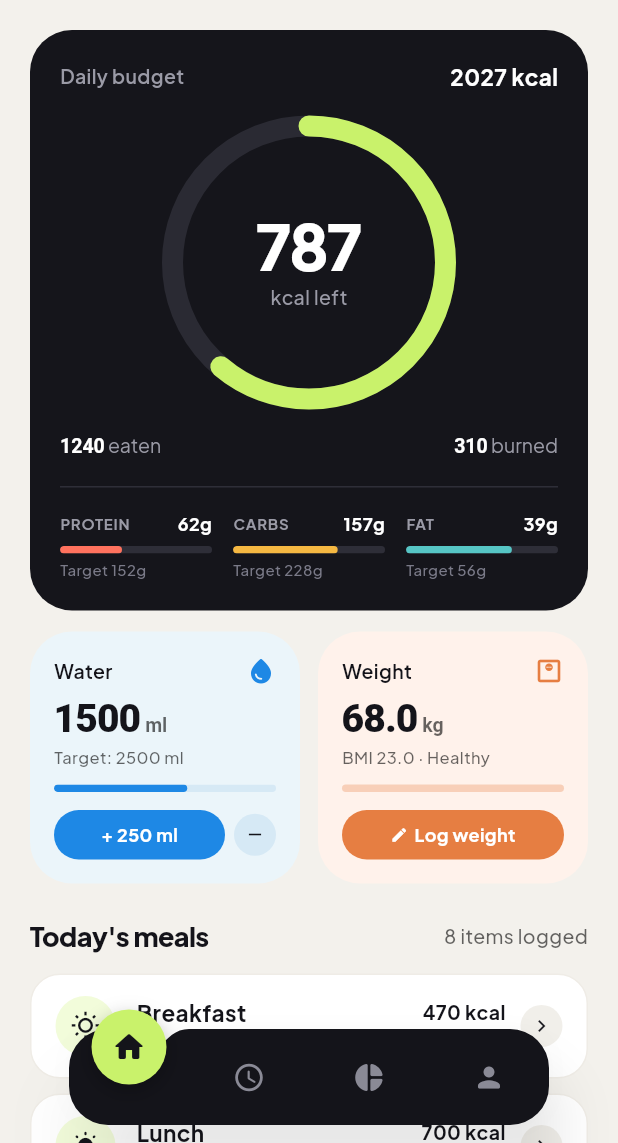
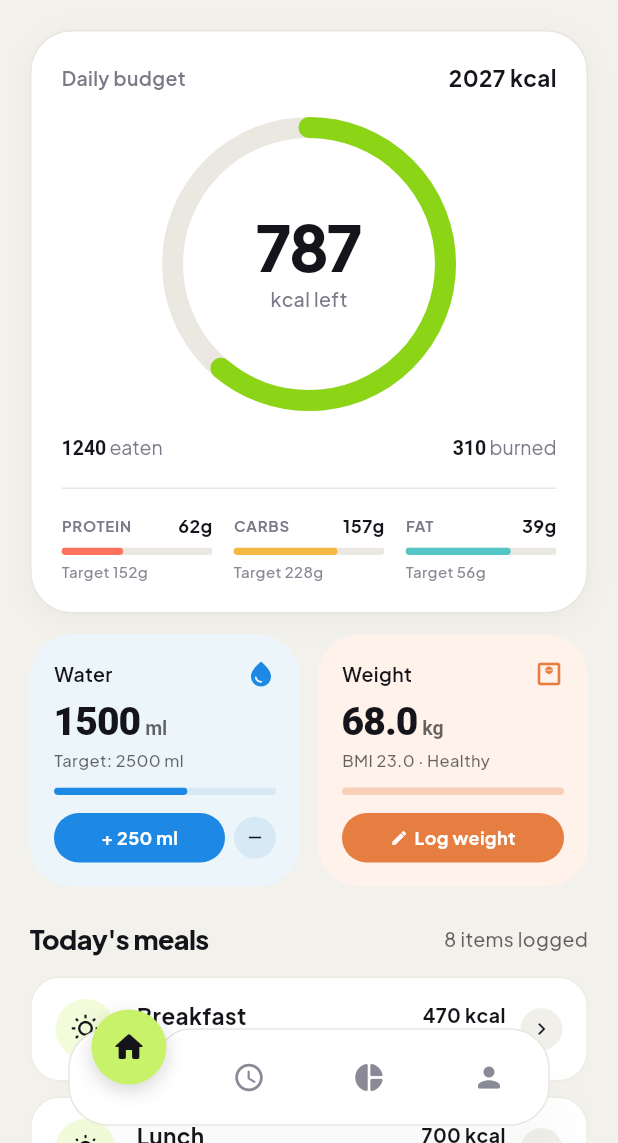
Before and after one commit to shaddhow/Caloriq, a Flutter app: the MainScreen screen opened directly, after a tap on "+ 250 ml", on a phone screen of 412 x 824 dp, the part 93-1236 px from its top. Run offline on Flutter 3.47's test engine with Material 3 defaults, Android fonts, the phone set to English and light mode, and no system bars; our stand-ins replace firebase_auth, firebase_core, fl_chart, google_fonts, shared_preferences; accounts and stored records are empty.

Commit message:
style(theme): implement true minimalist light mode for hero card and floating nav bar

```diff
--- a/lib/screens/home_screen.dart
+++ b/lib/screens/home_screen.dart
@@ -100,35 +100,47 @@ class HomeScreen extends StatelessWidget {
               ),
               const SizedBox(height: 20),
 
-              // 2. DARK HERO CARD (Calorie Ring + 3 Macro Progress Bars)
+              // 2. HERO CARD (Calorie Ring + 3 Macro Progress Bars)
               Container(
                 width: double.infinity,
                 padding: const EdgeInsets.all(20),
                 decoration: BoxDecoration(
-                  color: isDark
-                      ? const Color(0xFF26262F)
-                      : const Color(0xFF15151B),
+                  color: isDark ? const Color(0xFF26262F) : Colors.white,
                   borderRadius: AppTheme.cardsBorderRadius,
+                  border: isDark
+                      ? null
+                      : Border.all(color: const Color(0xFFE9E6DF), width: 1),
+                  boxShadow: isDark
+                      ? null
+                      : [
+                          BoxShadow(
+                            color: Colors.black.withValues(alpha: 0.04),
+                            blurRadius: 16,
+                            offset: const Offset(0, 4),
+                          ),
+                        ],
                 ),
                 child: Column(
                   children: [
                     Row(
                       mainAxisAlignment: MainAxisAlignment.spaceBetween,
                       children: [
-                        const Text(
+                        Text(
                           'Daily budget',
                           style: TextStyle(
                             fontSize: 13,
                             fontWeight: FontWeight.w600,
-                            color: Color(0xFF9A9AA6),
+                            color: isDark
+                                ? const Color(0xFF9A9AA6)
+                                : const Color(0xFF7A7A88),
                           ),
                         ),
                         Text(
                           '$budget kcal',
-                          style: const TextStyle(
+                          style: TextStyle(
                             fontSize: 15,
                             fontWeight: FontWeight.w700,
-                            color: Colors.white,
+                            color: isDark ? Colors.white : AppTheme.ink,
                           ),
                         ),
                       ],
@@ -140,6 +152,7 @@ class HomeScreen extends StatelessWidget {
                       eatenKcal: totalEaten,
                       budgetKcal: budget,
                       size: 196,
+                      isDark: isDark,
                     ),
                     const SizedBox(height: 16),
 
@@ -148,17 +161,19 @@ class HomeScreen extends StatelessWidget {
                       children: [
                         RichText(
                           text: TextSpan(
-                            style: const TextStyle(
+                            style: TextStyle(
                               fontFamily: 'Plus Jakarta Sans',
                               fontSize: 13,
-                              color: Color(0xFF9A9AA6),
+                              color: isDark
+                                  ? const Color(0xFF9A9AA6)
+                                  : const Color(0xFF7A7A88),
                             ),
                             children: [
                               TextSpan(
                                 text: '$totalEaten',
-                                style: const TextStyle(
+                                style: TextStyle(
                                   fontWeight: FontWeight.w700,
-                                  color: Colors.white,
+                                  color: isDark ? Colors.white : AppTheme.ink,
                                 ),
                               ),
                               const TextSpan(text: ' eaten'),
@@ -177,17 +192,19 @@ class HomeScreen extends StatelessWidget {
                         else
                           RichText(
                             text: TextSpan(
-                              style: const TextStyle(
+                              style: TextStyle(
                                 fontFamily: 'Plus Jakarta Sans',
                                 fontSize: 13,
-                                color: Color(0xFF9A9AA6),
+                                color: isDark
+                                    ? const Color(0xFF9A9AA6)
+                                    : const Color(0xFF7A7A88),
                               ),
                               children: [
                                 TextSpan(
                                   text: '$burned',
-                                  style: const TextStyle(
+                                  style: TextStyle(
                                     fontWeight: FontWeight.w700,
-                                    color: Colors.white,
+                                    color: isDark ? Colors.white : AppTheme.ink,
                                   ),
                                 ),
                                 const TextSpan(text: ' burned'),
@@ -198,7 +215,12 @@ class HomeScreen extends StatelessWidget {
                     ),
 
                     const SizedBox(height: 18),
-                    const Divider(color: Color(0xFF2E2E38), height: 1),
+                    Divider(
+                      color: isDark
+                          ? const Color(0xFF2E2E38)
+                          : const Color(0xFFEBE8E1),
+                      height: 1,
+                    ),
                     const SizedBox(height: 16),
 
                     // 3 Macro Targets vs Consumed (Protein, Carbs, Fat)
@@ -209,6 +231,7 @@ class HomeScreen extends StatelessWidget {
                           consumed: mealProvider.totalProtein.round(),
                           target: (budget * 0.30 / 4).round(),
                           color: const Color(0xFFFF725E),
+                          isDark: isDark,
                         ),
                         const SizedBox(width: 14),
                         _buildMacroColumn(
@@ -216,6 +239,7 @@ class HomeScreen extends StatelessWidget {
                           consumed: mealProvider.totalCarbs.round(),
                           target: (budget * 0.45 / 4).round(),
                           color: const Color(0xFFF5B842),
+                          isDark: isDark,
                         ),
                         const SizedBox(width: 14),
                         _buildMacroColumn(
@@ -223,6 +247,7 @@ class HomeScreen extends StatelessWidget {
                           consumed: mealProvider.totalFat.round(),
                           target: (budget * 0.25 / 9).round(),
                           color: const Color(0xFF56C5C5),
+                          isDark: isDark,
                         ),
                       ],
                     ),
@@ -393,6 +418,7 @@ class HomeScreen extends StatelessWidget {
     required int consumed,
     required int target,
     required Color color,
+    required bool isDark,
   }) {
     final double progress =
         target > 0 ? (consumed / target).clamp(0.0, 1.0) : 0.0;
@@ -406,19 +432,21 @@ class HomeScreen extends StatelessWidget {
             children: [
               Text(
                 label,
-                style: const TextStyle(
+                style: TextStyle(
                   fontSize: 10,
                   fontWeight: FontWeight.w700,
                   letterSpacing: 0.5,
-                  color: Color(0xFF9A9AA6),
+                  color: isDark
+                      ? const Color(0xFF9A9AA6)
+                      : const Color(0xFF7A7A88),
                 ),
               ),
               Text(
                 '${consumed}g',
-                style: const TextStyle(
+                style: TextStyle(
                   fontSize: 12,
                   fontWeight: FontWeight.w700,
-                  color: Colors.white,
+                  color: isDark ? Colors.white : AppTheme.ink,
                 ),
               ),
             ],
@@ -431,7 +459,9 @@ class HomeScreen extends StatelessWidget {
                 Container(
                   height: 5,
                   width: double.infinity,
-                  color: const Color(0xFF2E2E38),
+                  color: isDark
+                      ? const Color(0xFF2E2E38)
+                      : const Color(0xFFEBE8E1),
                 ),
                 FractionallySizedBox(
                   widthFactor: progress,
@@ -449,10 +479,12 @@ class HomeScreen extends StatelessWidget {
           const SizedBox(height: 4),
           Text(
             'Target ${target}g',
-            style: const TextStyle(
+            style: TextStyle(
               fontSize: 10,
               fontWeight: FontWeight.w500,
-              color: Color(0xFF7A7A88),
+              color: isDark
+                  ? const Color(0xFF7A7A88)
+                  : const Color(0xFF8A8A96),
             ),
           ),
         ],
@@ -1048,11 +1080,13 @@ class _CalorieRing extends StatefulWidget {
   final int eatenKcal;
   final int budgetKcal;
   final double size;
+  final bool isDark;
 
   const _CalorieRing({
     required this.eatenKcal,
     required this.budgetKcal,
     this.size = 196,
+    this.isDark = true,
   });
 
   @override
@@ -1084,7 +1118,8 @@ class _CalorieRingState extends State<_CalorieRing>
   void didUpdateWidget(covariant _CalorieRing oldWidget) {
     super.didUpdateWidget(oldWidget);
     if (oldWidget.eatenKcal != widget.eatenKcal ||
-        oldWidget.budgetKcal != widget.budgetKcal) {
+        oldWidget.budgetKcal != widget.budgetKcal ||
+        oldWidget.isDark != widget.isDark) {
       _controller.forward(from: 0.0);
     }
   }
@@ -1116,6 +1151,7 @@ class _CalorieRingState extends State<_CalorieRing>
                   budgetKcal: widget.budgetKcal,
                   progress: _animation.value,
                   strokeWidth: 14.0,
+                  isDark: widget.isDark,
                 ),
               ),
               Column(
@@ -1123,12 +1159,12 @@ class _CalorieRingState extends State<_CalorieRing>
                 children: [
                   Text(
                     '${isSurplus ? remaining.abs() : remaining}',
-                    style: const TextStyle(
+                    style: TextStyle(
                       fontFamily: 'Plus Jakarta Sans',
                       fontSize: 42,
                       fontWeight: FontWeight.w800,
                       letterSpacing: -1.5,
-                      color: Colors.white,
+                      color: widget.isDark ? Colors.white : AppTheme.ink,
                       height: 1.0,
                     ),
                   ),
@@ -1141,7 +1177,9 @@ class _CalorieRingState extends State<_CalorieRing>
                       fontWeight: FontWeight.w500,
                       color: isSurplus
                           ? AppTheme.coral
-                          : const Color(0xFF9A9AA6),
+                          : (widget.isDark
+                              ? const Color(0xFF9A9AA6)
+                              : const Color(0xFF7A7A88)),
                     ),
                   ),
                 ],
@@ -1160,12 +1198,14 @@ class _CalorieRingPainter extends CustomPainter {
   final int budgetKcal;
   final double progress;
   final double strokeWidth;
+  final bool isDark;
 
   _CalorieRingPainter({
     required this.eatenKcal,
     required this.budgetKcal,
     required this.progress,
     required this.strokeWidth,
+    required this.isDark,
   });
 
   @override
@@ -1175,7 +1215,7 @@ class _CalorieRingPainter extends CustomPainter {
 
     // Background Track
     final trackPaint = Paint()
-      ..color = const Color(0xFF2A2A33)
+      ..color = isDark ? const Color(0xFF2A2A33) : const Color(0xFFEBE8E1)
       ..style = PaintingStyle.stroke
       ..strokeWidth = strokeWidth
       ..strokeCap = StrokeCap.round;
@@ -1191,7 +1231,9 @@ class _CalorieRingPainter extends CustomPainter {
 
     final isSurplus = eatenKcal > budgetKcal;
     final activePaint = Paint()
-      ..color = isSurplus ? AppTheme.coral : AppTheme.lime
+      ..color = isSurplus
+          ? AppTheme.coral
+          : (isDark ? AppTheme.lime : const Color(0xFF8CD416))
       ..style = PaintingStyle.stroke
       ..strokeWidth = strokeWidth
       ..strokeCap = StrokeCap.round;
@@ -1211,6 +1253,7 @@ class _CalorieRingPainter extends CustomPainter {
   bool shouldRepaint(covariant _CalorieRingPainter oldDelegate) {
     return oldDelegate.eatenKcal != eatenKcal ||
         oldDelegate.budgetKcal != budgetKcal ||
-        oldDelegate.progress != progress;
+        oldDelegate.progress != progress ||
+        oldDelegate.isDark != isDark;
   }
 }
--- a/lib/widgets/floating_nav_bar.dart
+++ b/lib/widgets/floating_nav_bar.dart
@@ -113,7 +113,7 @@ class _FloatingNavBarState extends State<FloatingNavBar>
     _ensureInitialized();
 
     final isDark = Theme.of(context).brightness == Brightness.dark;
-    final barBg = isDark ? const Color(0xFF1D1D26) : const Color(0xFF14141A);
+    final barBg = isDark ? const Color(0xFF1D1D26) : Colors.white;
     final bottomPadding = MediaQuery.of(context).padding.bottom;
 
     const double barWidth = 320.0;
@@ -200,7 +200,7 @@ class _FloatingNavBarState extends State<FloatingNavBar>
                             // 1. Clean crisp base drop shadow for elevation
                             BoxShadow(
                               color: Colors.black.withValues(
-                                alpha: isDark ? 0.45 : 0.25,
+                                alpha: isDark ? 0.45 : 0.16,
                               ),
                               blurRadius: 10,
                               offset: const Offset(0, 4),
@@ -345,22 +345,20 @@ class CurvedNavBarPainter extends CustomPainter {
     // Elevation drop shadow
     canvas.drawShadow(
       path,
-      Colors.black.withValues(alpha: isDark ? 0.6 : 0.35),
-      isDark ? 20 : 18,
-      false,
+      Colors.black.withValues(alpha: isDark ? 0.6 : 0.08),
+      isDark ? 20 : 16,
+      true,
     );
 
     // Draw solid bar body
     canvas.drawPath(path, paint);
 
-    // Subtle outline stroke along the bar and scoop curve in dark mode
-    if (isDark) {
-      final borderPaint = Paint()
-        ..color = const Color(0xFF333342)
-        ..style = PaintingStyle.stroke
-        ..strokeWidth = 1.0;
-      canvas.drawPath(path, borderPaint);
-    }
+    // Subtle outline stroke along the bar and scoop curve
+    final borderPaint = Paint()
+      ..color = isDark ? const Color(0xFF333342) : const Color(0xFFE9E6DF)
+      ..style = PaintingStyle.stroke
+      ..strokeWidth = 1.0;
+    canvas.drawPath(path, borderPaint);
   }
 
   @override
```
